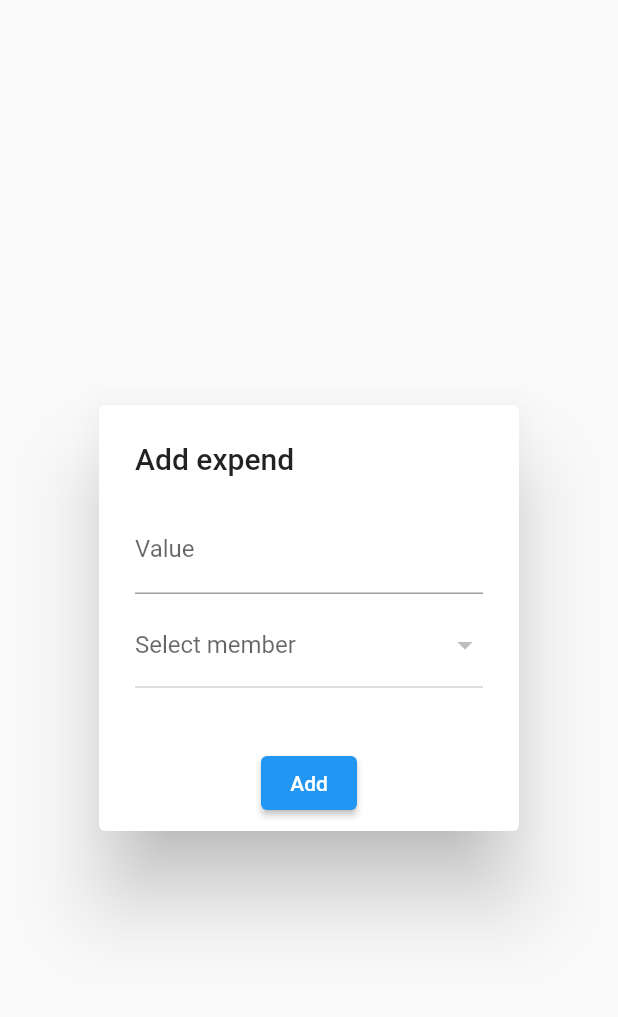
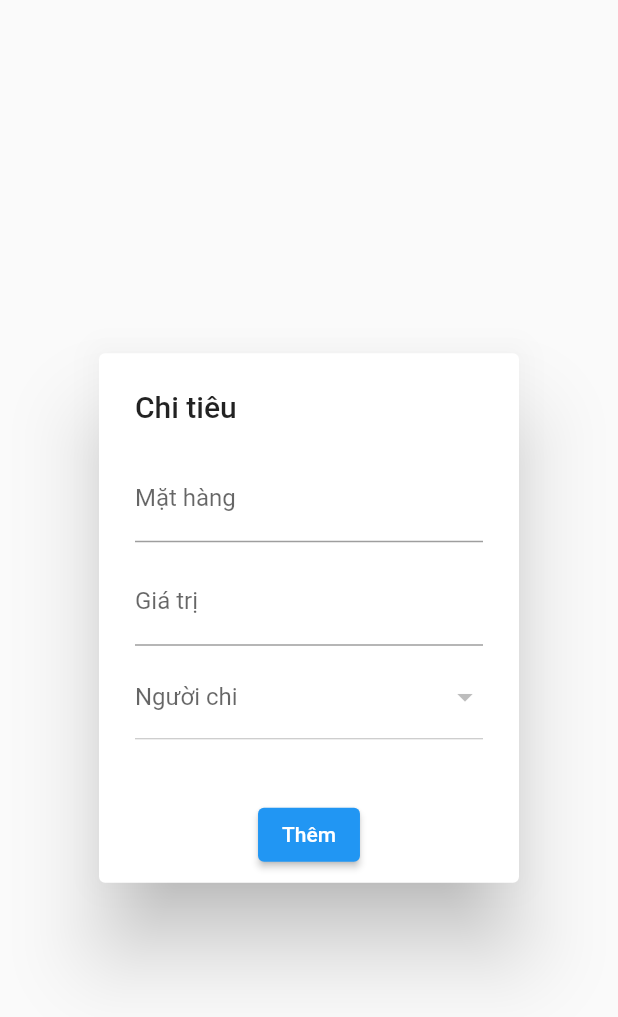
Before and after one commit to camphan12993/my-trips, a Flutter app: the AddSpendDialog widget shown alone on an empty page, opened directly with empty values, on a phone screen of 412 x 824 dp. Shown: the top 1017 px of the screen. Run offline on Flutter 3.47's test engine with Material 2 defaults, Android fonts, the phone set to English and light mode, and no system bars; our stand-ins replace cloud_firestore, firebase_auth, firebase_core, flutter_easyloading, get; accounts and stored records are empty.

Commit message:
minor update

```diff
--- a/lib/controllers/trips/create_trip_controller.dart
+++ b/lib/controllers/trips/create_trip_controller.dart
@@ -21,7 +21,7 @@ class CreateTripController extends GetxController {
   @override
   void onInit() {
     super.onInit();
-    trip = Get.arguments['trip'];
+    trip = Get.arguments?['trip'];
     if (trip != null) {
       members.clear();
       members.addAll(trip!.memberIds.map((id) => _authController.users.firstWhere((user) => user.uid == id)).toList());
--- a/lib/core/app_pages.dart
+++ b/lib/core/app_pages.dart
@@ -56,7 +56,7 @@ class AppPages {
     ),
     GetPage(
       name: AppRoutes.tripDetail,
-      page: () => const TripDetail(),
+      page: () => TripDetail(),
       binding: BindingsBuilder(
         () {
           Get.lazyPut(() => TripDetailController());
--- a/lib/dialogs/add_spend_dialog.dart
+++ b/lib/dialogs/add_spend_dialog.dart
@@ -3,14 +3,17 @@ import 'package:flutter/services.dart';
 import 'package:get/get.dart';
 
 import 'package:my_trips_app/controllers/index.dart';
+import 'package:my_trips_app/models/trip_expense.dart';
 
 import '../models/app_user.dart';
 
 class AddSpendDialog extends StatefulWidget {
   final String nodeId;
+  final TripExpense? expense;
   const AddSpendDialog({
     Key? key,
     required this.nodeId,
+    this.expense,
   }) : super(key: key);
 
   @override
@@ -22,20 +25,51 @@ class _AddSpendDialogState extends State<AddSpendDialog> {
   final TripDetailController _tripDetailController = Get.find();
   String? _selectedMemberId;
   final TextEditingController _moneyController = TextEditingController();
+  final TextEditingController _desController = TextEditingController();
+
+  @override
+  void initState() {
+    super.initState();
+    if (widget.expense != null) {
+      _moneyController.text = widget.expense!.value.toString();
+      _desController.text = widget.expense!.name;
+      _selectedMemberId = widget.expense!.userId;
+    }
+  }
+
   @override
   Widget build(BuildContext context) {
     return AlertDialog(
-      title: const Text('Add expend'),
+      title: const Text('Chi tiêu'),
       content: Form(
           key: _formKey,
           child: Column(
             mainAxisSize: MainAxisSize.min,
             children: [
               TextFormField(
+                controller: _desController,
+                decoration: const InputDecoration(labelText: 'Mặt hàng'),
+                validator: (value) {
+                  if (value == null || value.isEmpty) {
+                    return 'Vui lòng thêm mặt hàng';
+                  }
+                  return null;
+                },
+              ),
+              const SizedBox(
+                height: 10,
+              ),
+              TextFormField(
                 controller: _moneyController,
                 keyboardType: TextInputType.number,
                 inputFormatters: [FilteringTextInputFormatter.digitsOnly],
-                decoration: const InputDecoration(labelText: 'Value', suffixText: 'vnd'),
+                validator: (value) {
+                  if (value == null || value.isEmpty) {
+                    return 'Vui lòng nhập giá trị';
+                  }
+                  return null;
+                },
+                decoration: const InputDecoration(labelText: 'Giá trị', suffixText: 'VND'),
               ),
               const SizedBox(
                 height: 10,
@@ -49,7 +83,7 @@ class _AddSpendDialogState extends State<AddSpendDialog> {
                     _selectedMemberId = value;
                     setState(() {});
                   },
-                  hint: const Text('Select member'),
+                  hint: const Text('Người chi'),
                   items: _tripDetailController.members.map<DropdownMenuItem<String>>((AppUser value) {
                     return DropdownMenuItem<String>(
                       value: value.uid,
@@ -61,20 +95,56 @@ class _AddSpendDialogState extends State<AddSpendDialog> {
             ],
           )),
       actions: [
-        Center(
+        widget.expense == null
+            ? Center(
                 child: ElevatedButton(
                   onPressed: () async {
-              if (_formKey.currentState!.validate()) {
+                    if (_formKey.currentState!.validate() && _selectedMemberId != null) {
                       await _tripDetailController.addExpend(
                         nodeId: widget.nodeId,
                         userId: _selectedMemberId!,
+                        name: _desController.text,
                         value: double.parse(_moneyController.text),
                       );
                       Get.back();
                     }
                   },
-            child: const Text('Add'),
+                  child: const Text('Thêm'),
                 ),
+              )
+            : Row(
+                mainAxisAlignment: MainAxisAlignment.center,
+                children: [
+                  ElevatedButton(
+                    onPressed: () async {
+                      if (_formKey.currentState!.validate() && _selectedMemberId != null) {
+                        await _tripDetailController.updateExpend(
+                          nodeId: widget.nodeId,
+                          expenseId: widget.expense!.id,
+                          userId: _selectedMemberId!,
+                          name: _desController.text,
+                          value: double.parse(_moneyController.text),
+                        );
+                        Get.back();
+                      }
+                    },
+                    child: const Text('Lưu'),
+                  ),
+                  const SizedBox(
+                    width: 10,
+                  ),
+                  ElevatedButton(
+                    style: ElevatedButton.styleFrom(backgroundColor: Colors.red),
+                    onPressed: () async {
+                      await _tripDetailController.deleteExpend(
+                        nodeId: widget.nodeId,
+                        expenseId: widget.expense!.id,
+                      );
+                      Get.back();
+                    },
+                    child: const Text('Xoá'),
+                  )
+                ],
               ),
       ],
     );
--- a/lib/models/trip.dart
+++ b/lib/models/trip.dart
@@ -1,4 +1,6 @@
 import 'dart:convert';
+
+import 'package:my_trips_app/models/trip_expense.dart';
 
 class Trip {
   final String id;
@@ -6,12 +8,14 @@ class Trip {
   final String adminId;
   final String startDate;
   final List<String> memberIds;
+  List<TripExpense> otherExpense;
   Trip({
     required this.id,
     required this.name,
     required this.adminId,
     required this.startDate,
     required this.memberIds,
+    required this.otherExpense,
   });
 
   Map<String, dynamic> toMap() {
@@ -22,6 +26,7 @@ class Trip {
     result.addAll({'adminId': adminId});
     result.addAll({'startDate': startDate});
     result.addAll({'memberIds': memberIds});
+    result.addAll({'otherExpense': otherExpense.map((x) => x.toMap()).toList()});
 
     return result;
   }
@@ -32,7 +37,8 @@ class Trip {
       name: map['name'] ?? '',
       adminId: map['adminId'] ?? '',
       startDate: map['startDate'] ?? '',
-      memberIds: map['memberIds'] != null ? List<String>.from(map['memberIds']) : [],
+      memberIds: List<String>.from(map['memberIds']),
+      otherExpense: map['otherExpense'] != null ? List<TripExpense>.from(map['otherExpense']?.map((x) => TripExpense.fromMap(x))) : [],
     );
   }
 
--- a/lib/models/trip_expense.dart
+++ b/lib/models/trip_expense.dart
@@ -5,11 +5,13 @@ class TripExpense {
   final String nodeId;
   final String userId;
   final double value;
+  final String name;
   TripExpense({
     required this.id,
     required this.nodeId,
     required this.userId,
     required this.value,
+    required this.name,
   });
 
   Map<String, dynamic> toMap() {
@@ -19,6 +21,7 @@ class TripExpense {
     result.addAll({'nodeId': nodeId});
     result.addAll({'userId': userId});
     result.addAll({'value': value});
+    result.addAll({'name': value});
 
     return result;
   }
@@ -28,6 +31,7 @@ class TripExpense {
       id: map['id'] ?? '',
       nodeId: map['nodeId'] ?? '',
       userId: map['userId'] ?? '',
+      name: map['name'] ?? '',
       value: map['value']?.toDouble() ?? 0,
     );
   }
--- a/lib/models/trip_node.dart
+++ b/lib/models/trip_node.dart
@@ -6,13 +6,13 @@ class TripNode {
   final String id;
   final String tripId;
   final String name;
-  final String createdDate;
+  final String date;
   List<TripExpense> expenses;
   TripNode({
     required this.id,
     required this.tripId,
     required this.name,
-    required this.createdDate,
+    required this.date,
     required this.expenses,
   });
 
@@ -22,7 +22,7 @@ class TripNode {
     result.addAll({'id': id});
     result.addAll({'tripId': tripId});
     result.addAll({'name': name});
-    result.addAll({'createdDate': createdDate});
+    result.addAll({'date': date});
     result.addAll({'expenses': expenses.map((x) => x.toMap()).toList()});
 
     return result;
@@ -33,8 +33,8 @@ class TripNode {
       id: map['id'] ?? '',
       tripId: map['tripId'] ?? '',
       name: map['name'] ?? '',
-      createdDate: map['createdDate'] ?? '',
-      expenses: map['expenses'] != null ? List<TripExpense>.from(map['expenses']?.map((x) => TripExpense.fromMap(x))) : [],
+      date: map['date'] ?? '',
+      expenses: map['expenses'] != null ? List<TripExpense>.from(map['expenses'].map((x) => TripExpense.fromMap(x))) : [],
     );
   }
 
--- a/lib/screens/trips/create_trip.dart
+++ b/lib/screens/trips/create_trip.dart
@@ -58,7 +58,7 @@ class CreateTrip extends GetView<CreateTripController> {
                           lastDate: DateTime(2060),
                         );
                         if (controller.selectedDate.value != null) {
-                          controller.startDateController.text = DateFormat('dd/MM/yyyy').format(controller.selectedDate.value!);
+                          controller.startDateController.text = DateFormat('dd-MM-yyyy').format(controller.selectedDate.value!);
                         }
                       },
                       decoration: const InputDecoration(hintText: 'Select start date', labelText: 'Start Date', suffixIcon: Icon(Icons.calendar_month)),
```
Also changed, not shown: lib/controllers/trips/trip_detail_controller.dart (+36 -4 lines), lib/core/services/trip_service.dart (+12 -1 lines), lib/models/expense_type.dart (added, +34 -0 lines), lib/screens/trips/trip_detail.dart (+87 -50 lines), lib/widgets/data_placeholder.dart (added, +23 -0 lines). Lines whose indentation alone changed are shown as unchanged.
